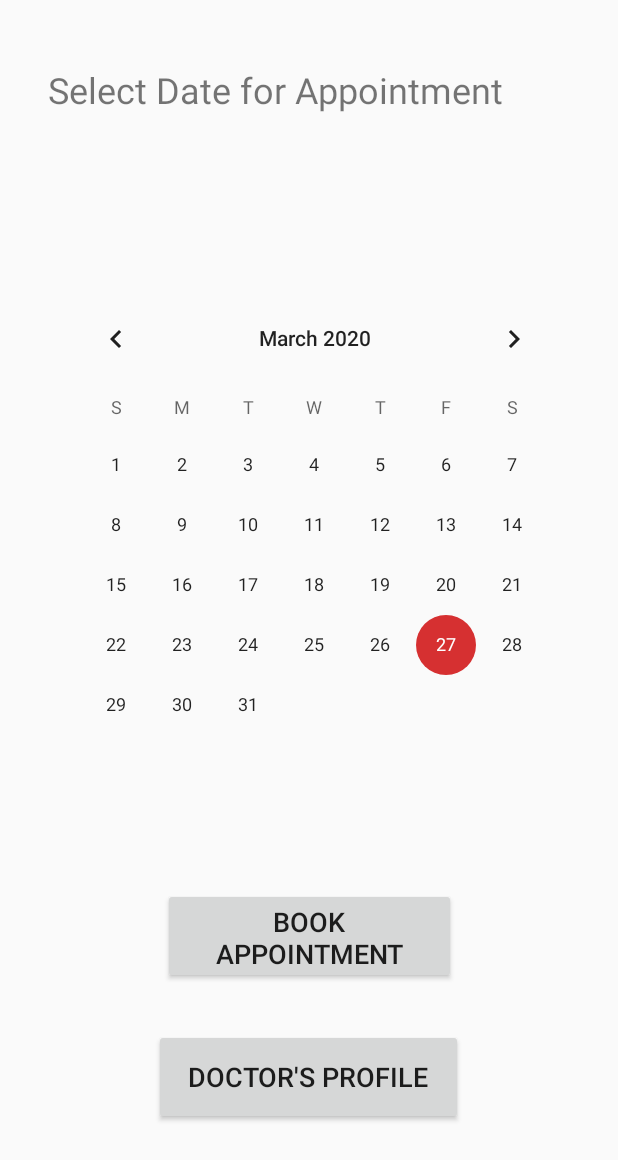
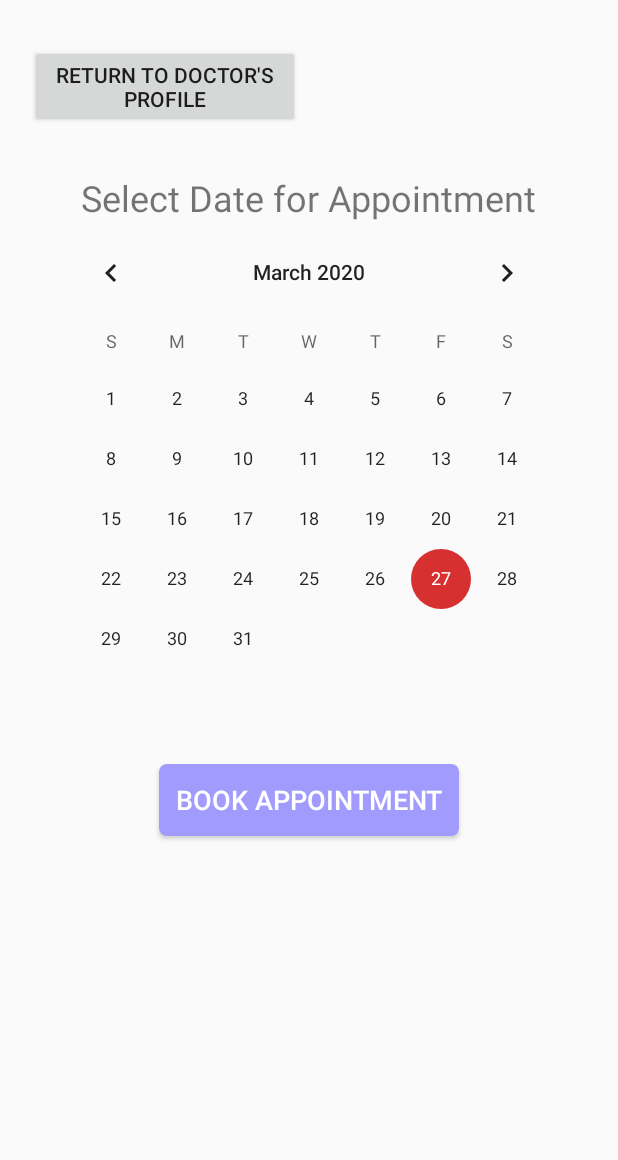
Before and after one commit to developer-jiheui/LemonAid, an Android app: the Activity_12 screen opened directly, with no data from a screen before it, on a phone screen of 412 x 824 dp. Shown: the top 1160 px of the screen. Run offline under Robolectric (Android 15) with nearby library versions, the phone set to English and light mode, and no system bars.

Commit message:
update layout of activity 12

```diff
--- a/app/src/main/res/layout/activity_12.xml
+++ b/app/src/main/res/layout/activity_12.xml
@@ -1,62 +1,46 @@
 <?xml version="1.0" encoding="utf-8"?>
-<androidx.constraintlayout.widget.ConstraintLayout xmlns:android="http://schemas.android.com/apk/res/android"
+<LinearLayout xmlns:android="http://schemas.android.com/apk/res/android"
     xmlns:app="http://schemas.android.com/apk/res-auto"
     xmlns:tools="http://schemas.android.com/tools"
     android:layout_width="match_parent"
     android:layout_height="match_parent"
+    android:orientation="vertical"
+    android:gravity="center_horizontal"
+    android:layout_marginTop="30dp"
+    android:layout_marginEnd="20dp"
+    android:layout_marginStart="20dp"
+    android:layout_marginBottom="20dp"
     tools:context=".Activity_12">
+
+    <Button
+        android:id="@+id/btnDrProfile"
+        android:layout_width="180dp"
+        android:layout_height="wrap_content"
+        android:text="@string/btnDrProfile"
+        android:layout_gravity="start|top"
+        android:textSize="14sp" />
 
     <TextView
         android:id="@+id/txtSelectDate"
-        android:layout_width="364dp"
-        android:layout_height="48dp"
-        android:layout_marginStart="31dp"
-        android:layout_marginLeft="31dp"
-        android:layout_marginTop="43dp"
-        android:layout_marginEnd="16dp"
-        android:layout_marginRight="16dp"
+        android:layout_width="wrap_content"
+        android:layout_height="wrap_content"
+        android:layout_marginTop="30dp"
         android:text="@string/txtSelectDate"
-        android:textSize="24sp"
-        app:layout_constraintEnd_toEndOf="parent"
-        app:layout_constraintStart_toStartOf="parent"
-        app:layout_constraintTop_toTopOf="parent" />
+        android:textSize="24sp" />
 
     <CalendarView
         android:id="@+id/cAppointDate"
-        android:layout_width="349dp"
-        android:layout_height="318dp"
-        android:layout_marginStart="35dp"
-        android:layout_marginLeft="35dp"
-        android:layout_marginTop="41dp"
-        android:layout_marginEnd="27dp"
-        android:layout_marginRight="27dp"
-        android:layout_marginBottom="23dp"
-        app:layout_constraintBottom_toTopOf="@+id/btnAppBooked"
-        app:layout_constraintEnd_toEndOf="parent"
-        app:layout_constraintStart_toStartOf="parent"
-        app:layout_constraintTop_toBottomOf="@+id/txtSelectDate" />
+        android:layout_width="wrap_content"
+        android:layout_height="wrap_content"
+        android:layout_marginBottom="23dp" />
 
     <Button
         android:id="@+id/btnAppBooked"
-        android:layout_width="195dp"
-        android:layout_height="64dp"
-        android:layout_marginEnd="108dp"
-        android:layout_marginRight="108dp"
-        android:layout_marginBottom="30dp"
+        android:layout_width="200dp"
+        android:layout_height="wrap_content"
         android:text="@string/btnBookAppoint"
-        android:textSize="18sp"
-        app:layout_constraintBottom_toTopOf="@+id/btnDrProfile"
-        app:layout_constraintEnd_toEndOf="parent" />
+        android:background="@drawable/bg_button"
+        android:textColor="#ffffff"
+        android:textSize="18sp" />
 
-    <Button
-        android:id="@+id/btnDrProfile"
-        android:layout_width="206dp"
-        android:layout_height="64dp"
-        android:layout_marginEnd="103dp"
-        android:layout_marginRight="103dp"
-        android:layout_marginBottom="74dp"
-        android:text="@string/btnDrProfile"
-        android:textSize="18sp"
-        app:layout_constraintBottom_toBottomOf="parent"
-        app:layout_constraintEnd_toEndOf="parent" />
-</androidx.constraintlayout.widget.ConstraintLayout>
+</LinearLayout>
--- a/app/src/main/res/values/strings.xml
+++ b/app/src/main/res/values/strings.xml
@@ -42,7 +42,7 @@
     <string name="btnSearch">Return To Search</string>
     <string name="btnOnlineHelp">Get Online Help</string>
     <string name="txtSelectDate">Select Date for Appointment</string>
-    <string name="btnDrProfile">Doctor\'s Profile</string>
+    <string name="btnDrProfile">Return to Doctor\'s Profile</string>
     <string name="btnEdit">Edit profile</string>
     <string name="txtGreeting">Hello, Username</string>
     <string name="txtPayHistory">Charges History</string>
```
